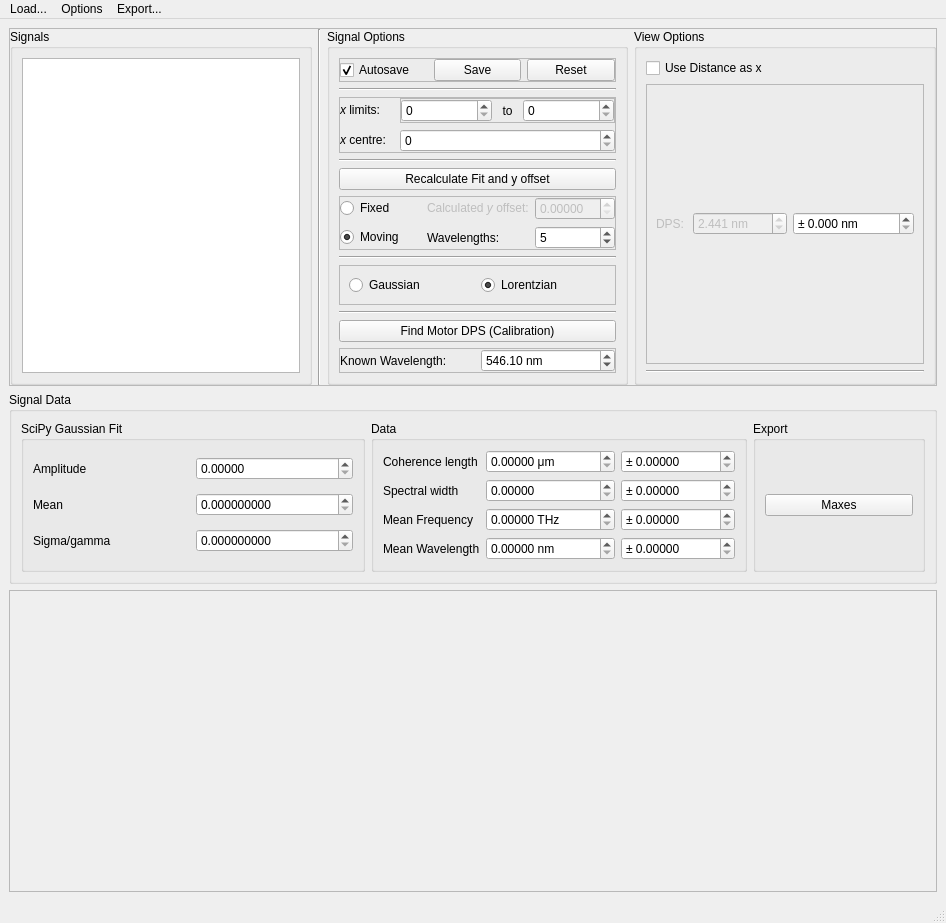
The window that gui/gui.ui (twobackfromtheend/pintera) describes before a commit, drawn with Qt 5.
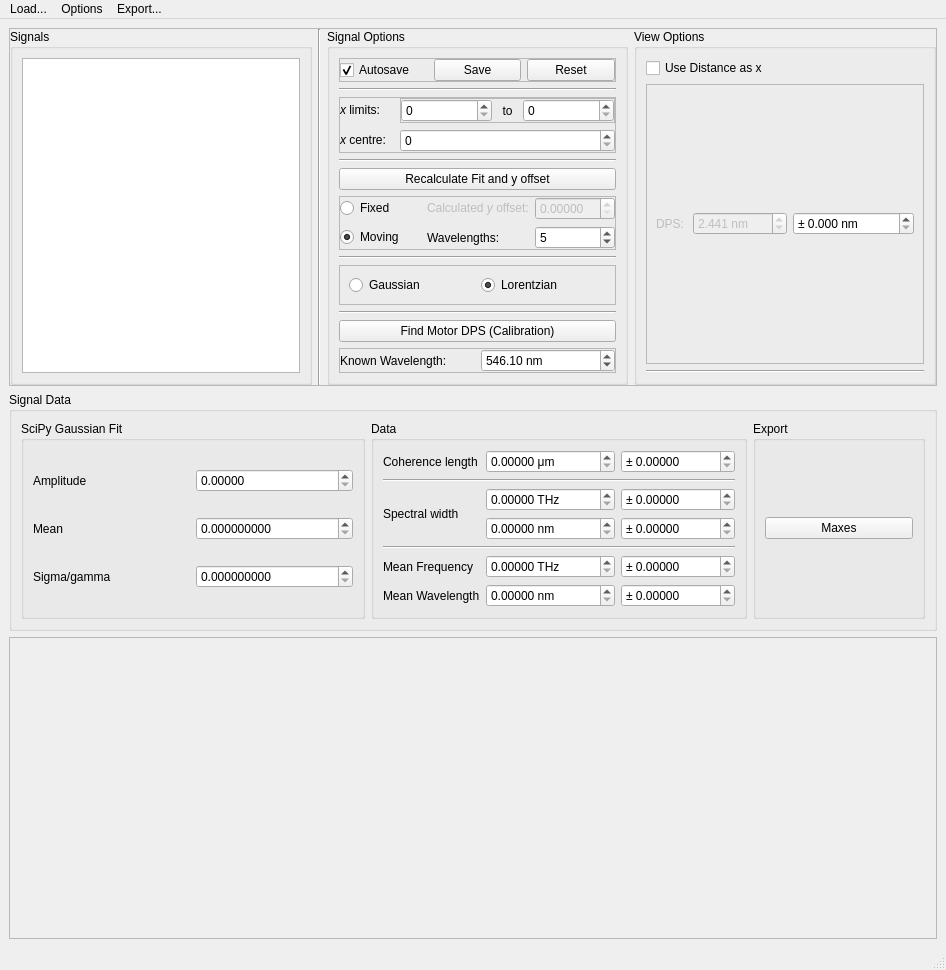
The same window after the commit.

Commit message: Fixed data stuff. now selecting a signal should give you the correct coherence length, spectral widths, mean freq and wavelengths.

```diff
--- a/gui/gui.ui
+++ b/gui/gui.ui
@@ -589,8 +589,8 @@
          <property name="title">
           <string>Data</string>
          </property>
-         <layout class="QGridLayout" name="gridLayout_2" rowstretch="1,0,0,0" columnstretch="1,0,0">
-          <item row="3" column="2">
+         <layout class="QGridLayout" name="gridLayout_2" rowstretch="1,0,0,0,0,0,0" columnstretch="1,0,0">
+          <item row="6" column="2">
            <widget class="QDoubleSpinBox" name="data_mean_wavelength_pm_spin_box">
             <property name="prefix">
              <string>± </string>
@@ -603,7 +603,20 @@
             </property>
            </widget>
           </item>
-          <item row="1" column="0">
+          <item row="3" column="1">
+           <widget class="QDoubleSpinBox" name="data_spectral_width_nm_spin_box">
+            <property name="suffix">
+             <string> nm</string>
+            </property>
+            <property name="decimals">
+             <number>5</number>
+            </property>
+            <property name="maximum">
+             <double>99999999999.000000000000000</double>
+            </property>
+           </widget>
+          </item>
+          <item row="2" column="0" rowspan="2">
            <widget class="QLabel" name="label_3">
             <property name="toolTip">
              <string>c * coherence length / lambda^2</string>
@@ -613,8 +626,8 @@
             </property>
            </widget>
           </item>
-          <item row="1" column="2">
-           <widget class="QDoubleSpinBox" name="data_spectral_width_pm_spin_box">
+          <item row="2" column="2">
+           <widget class="QDoubleSpinBox" name="data_spectral_width_thz_pm_spin_box">
             <property name="prefix">
              <string>± </string>
             </property>
@@ -626,8 +639,11 @@
             </property>
            </widget>
           </item>
-          <item row="1" column="1">
-           <widget class="QDoubleSpinBox" name="data_spectral_width_spin_box">
+          <item row="2" column="1">
+           <widget class="QDoubleSpinBox" name="data_spectral_width_thz_spin_box">
+            <property name="suffix">
+             <string> THz</string>
+            </property>
             <property name="decimals">
              <number>5</number>
             </property>
@@ -636,6 +652,13 @@
             </property>
            </widget>
           </item>
+          <item row="5" column="0">
+           <widget class="QLabel" name="label_11">
+            <property name="text">
+             <string>Mean Frequency</string>
+            </property>
+           </widget>
+          </item>
           <item row="0" column="0">
            <widget class="QLabel" name="label_2">
             <property name="toolTip">
@@ -646,14 +669,14 @@
             </property>
            </widget>
           </item>
-          <item row="3" column="0">
+          <item row="6" column="0">
            <widget class="QLabel" name="label_7">
             <property name="text">
              <string>Mean Wavelength</string>
             </property>
            </widget>
           </item>
-          <item row="3" column="1">
+          <item row="6" column="1">
            <widget class="QDoubleSpinBox" name="data_mean_wavelength_spin_box">
             <property name="suffix">
              <string> nm</string>
@@ -679,6 +702,32 @@
             </property>
            </widget>
           </item>
+          <item row="3" column="2">
+           <widget class="QDoubleSpinBox" name="data_spectral_width_nm_pm_spin_box">
+            <property name="prefix">
+             <string>± </string>
+            </property>
+            <property name="decimals">
+             <number>5</number>
+            </property>
+            <property name="maximum">
+             <double>99999999999.000000000000000</double>
+            </property>
+           </widget>
+          </item>
+          <item row="5" column="2">
+           <widget class="QDoubleSpinBox" name="data_mean_frequency_pm_spin_box">
+            <property name="prefix">
+             <string>± </string>
+            </property>
+            <property name="decimals">
+             <number>5</number>
+            </property>
+            <property name="maximum">
+             <double>99999999999.000000000000000</double>
+            </property>
+           </widget>
+          </item>
           <item row="0" column="1">
            <widget class="QDoubleSpinBox" name="data_coherence_length_spin_box">
             <property name="suffix">
@@ -692,15 +741,22 @@
             </property>
            </widget>
           </item>
-          <item row="2" column="0">
-           <widget class="QLabel" name="label_11">
-            <property name="text">
-             <string>Mean Frequency</string>
+          <item row="1" column="0" colspan="3">
+           <widget class="Line" name="line_6">
+            <property name="orientation">
+             <enum>Qt::Horizontal</enum>
             </property>
            </widget>
           </item>
-          <item row="2" column="1">
-           <widget class="QDoubleSpinBox" name="doubleSpinBox">
+          <item row="4" column="0" colspan="3">
+           <widget class="Line" name="line_7">
+            <property name="orientation">
+             <enum>Qt::Horizontal</enum>
+            </property>
+           </widget>
+          </item>
+          <item row="5" column="1">
+           <widget class="QDoubleSpinBox" name="data_mean_frequency_spin_box">
             <property name="suffix">
              <string> THz</string>
             </property>
@@ -712,19 +768,6 @@
             </property>
            </widget>
           </item>
-          <item row="2" column="2">
-           <widget class="QDoubleSpinBox" name="doubleSpinBox_2">
-            <property name="prefix">
-             <string>± </string>
-            </property>
-            <property name="decimals">
-             <number>5</number>
-            </property>
-            <property name="maximum">
-             <double>99999999999.000000000000000</double>
-            </property>
-           </widget>
-          </item>
          </layout>
         </widget>
        </item>
```
The commit also changes 5 other files.
